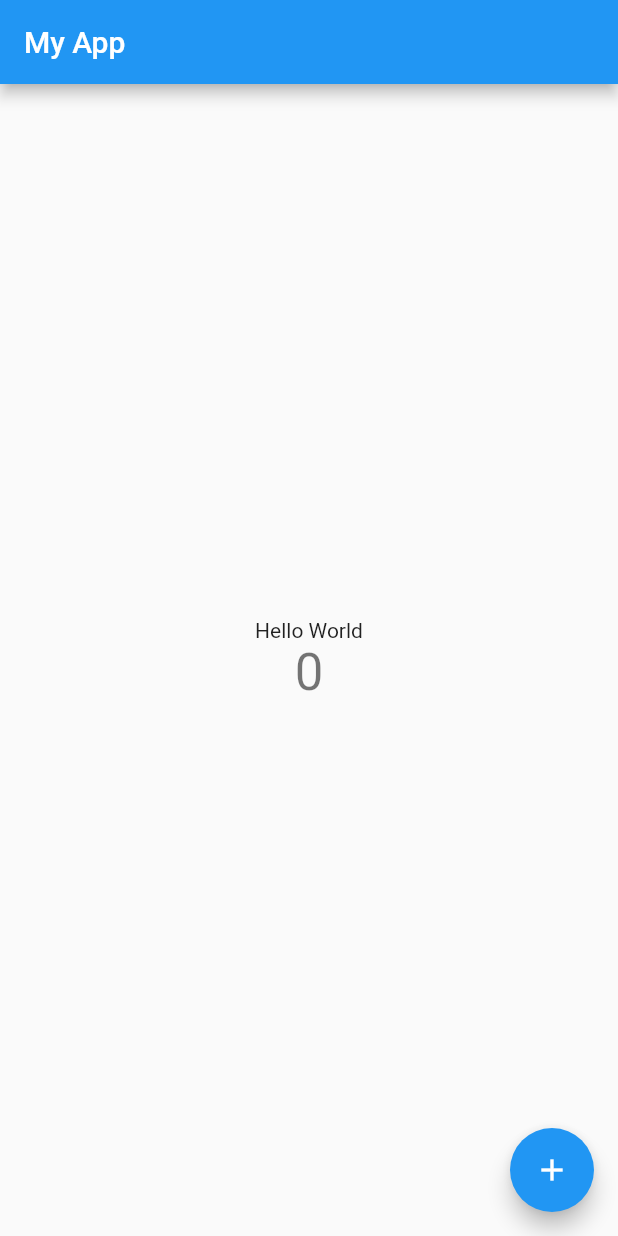
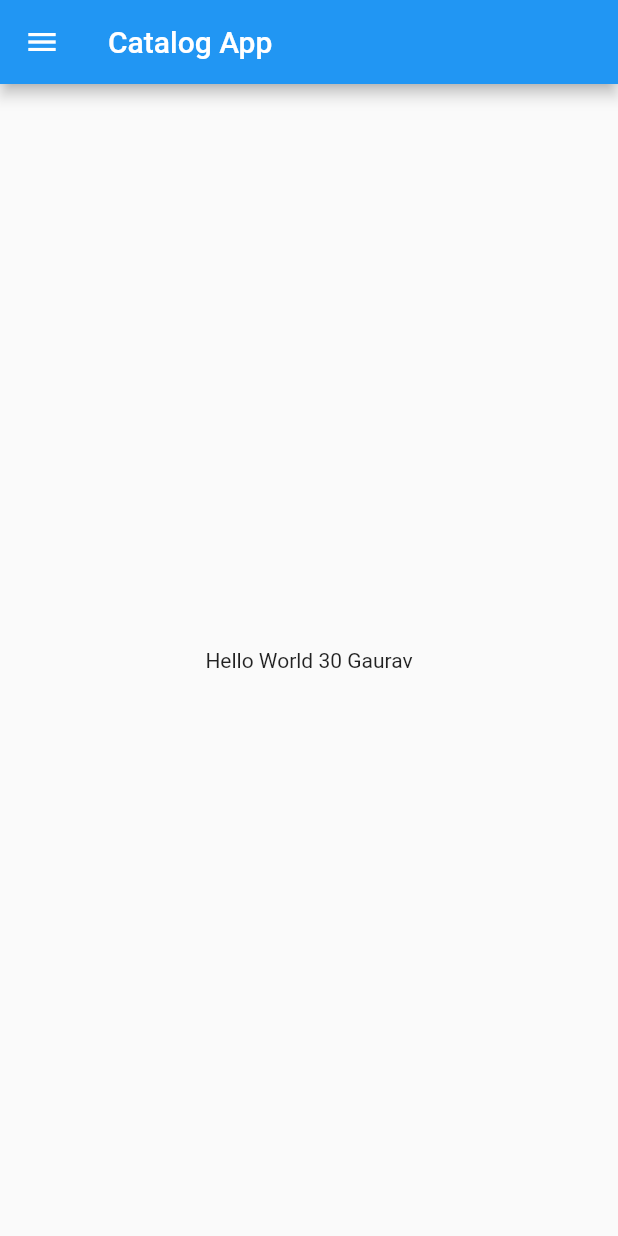
Before and after one commit to Gaurav-Ambekar/FirstFlutterApp, a Flutter app: the screen it shows after launch, on a phone screen of 412 x 824 dp. Run offline on Flutter 3.47's test engine with Material 2 defaults, Android fonts, the phone set to English and light mode, and no system bars.

Commit message:
Day2 completed

```diff
--- /dev/null
+++ b/lib/home_page.dart
@@ -0,0 +1,19 @@
+import 'package:flutter/material.dart';
+
+class HomePage extends StatelessWidget {
+  @override
+  Widget build(BuildContext context) {
+    final int days = 30;
+    final String name = 'Gaurav';
+    return Scaffold(
+        appBar: AppBar(
+          title: Text('Catalog App'),
+        ),
+        drawer: Drawer(),
+        body: Center(
+          child: Container(
+            child: Text("Hello World $days $name"),
+          ),
+        ));
+  }
+}
--- a/lib/main.dart
+++ b/lib/main.dart
@@ -1,115 +1,15 @@
 import 'package:flutter/material.dart';
+import 'package:myapp/home_page.dart';
 
 void main() {
-  runApp(const MyApp());
+  runApp(MyApp());
 }
 
 class MyApp extends StatelessWidget {
-  const MyApp({Key? key}) : super(key: key);
-
-  // This widget is the root of your application.
   @override
   Widget build(BuildContext context) {
     return MaterialApp(
-      title: 'Flutter Demo',
-      theme: ThemeData(
-        // This is the theme of your application.
-        //
-        // Try running your application with "flutter run". You'll see the
-        // application has a blue toolbar. Then, without quitting the app, try
-        // changing the primarySwatch below to Colors.green and then invoke
-        // "hot reload" (press "r" in the console where you ran "flutter run",
-        // or simply save your changes to "hot reload" in a Flutter IDE).
-        // Notice that the counter didn't reset back to zero; the application
-        // is not restarted.
-        primarySwatch: Colors.blue,
-      ),
-      home: const MyHomePage(title: 'My App'),
+      home: HomePage(),
     );
   }
 }
-
-class MyHomePage extends StatefulWidget {
-  const MyHomePage({Key? key, required this.title}) : super(key: key);
-
-  // This widget is the home page of your application. It is stateful, meaning
-  // that it has a State object (defined below) that contains fields that affect
-  // how it looks.
-
-  // This class is the configuration for the state. It holds the values (in this
-  // case the title) provided by the parent (in this case the App widget) and
-  // used by the build method of the State. Fields in a Widget subclass are
-  // always marked "final".
-
-  final String title;
-
-  @override
-  State<MyHomePage> createState() => _MyHomePageState();
-}
-
-class _MyHomePageState extends State<MyHomePage> {
-  int _counter = 0;
-
-  void _incrementCounter() {
-    setState(() {
-      // This call to setState tells the Flutter framework that something has
-      // changed in this State, which causes it to rerun the build method below
-      // so that the display can reflect the updated values. If we changed
-      // _counter without calling setState(), then the build method would not be
-      // called again, and so nothing would appear to happen.
-      _counter++;
-    });
-  }
-
-  @override
-  Widget build(BuildContext context) {
-    // This method is rerun every time setState is called, for instance as done
-    // by the _incrementCounter method above.
-    //
-    // The Flutter framework has been optimized to make rerunning build methods
-    // fast, so that you can just rebuild anything that needs updating rather
-    // than having to individually change instances of widgets.
-    return Scaffold(
-      appBar: AppBar(
-        // Here we take the value from the MyHomePage object that was created by
-        // the App.build method, and use it to set our appbar title.
-        title: Text(widget.title),
-      ),
-      body: Center(
-        // Center is a layout widget. It takes a single child and positions it
-        // in the middle of the parent.
-        child: Column(
-          // Column is also a layout widget. It takes a list of children and
-          // arranges them vertically. By default, it sizes itself to fit its
-          // children horizontally, and tries to be as tall as its parent.
-          //
-          // Invoke "debug painting" (press "p" in the console, choose the
-          // "Toggle Debug Paint" action from the Flutter Inspector in Android
-          // Studio, or the "Toggle Debug Paint" command in Visual Studio Code)
-          // to see the wireframe for each widget.
-          //
-          // Column has various properties to control how it sizes itself and
-          // how it positions its children. Here we use mainAxisAlignment to
-          // center the children vertically; the main axis here is the vertical
-          // axis because Columns are vertical (the cross axis would be
-          // horizontal).
-          mainAxisAlignment: MainAxisAlignment.center,
-          children: <Widget>[
-            const Text(
-              'Hello World',
-            ),
-            Text(
-              '$_counter',
-              style: Theme.of(context).textTheme.headline4,
-            ),
-          ],
-        ),
-      ),
-      floatingActionButton: FloatingActionButton(
-        onPressed: _incrementCounter,
-        tooltip: 'Increment',
-        child: const Icon(Icons.add),
-      ), // This trailing comma makes auto-formatting nicer for build methods.
-    );
-  }
-}
```
